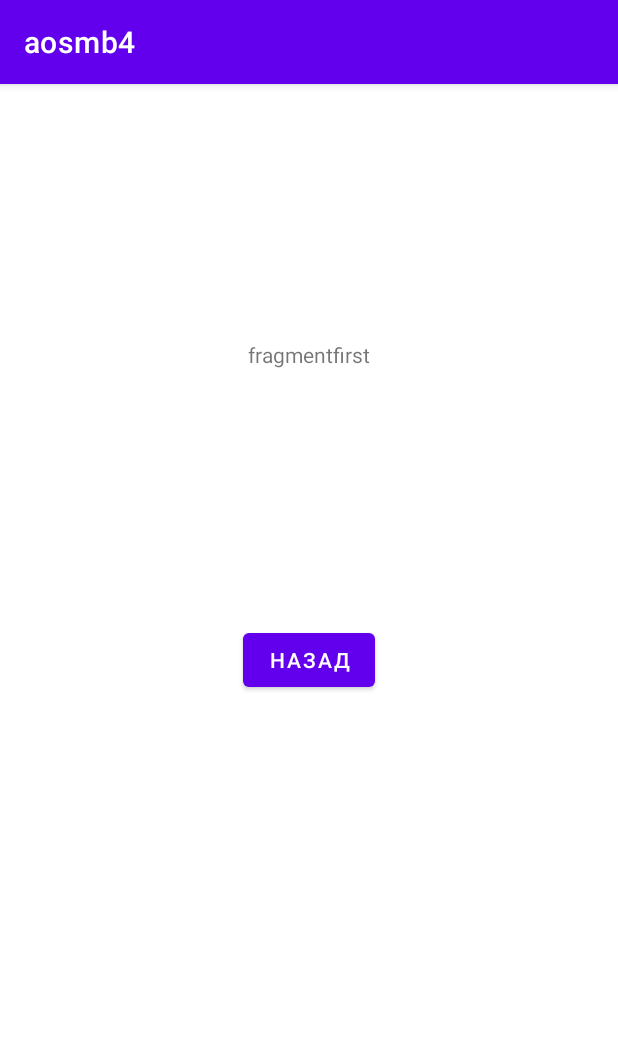
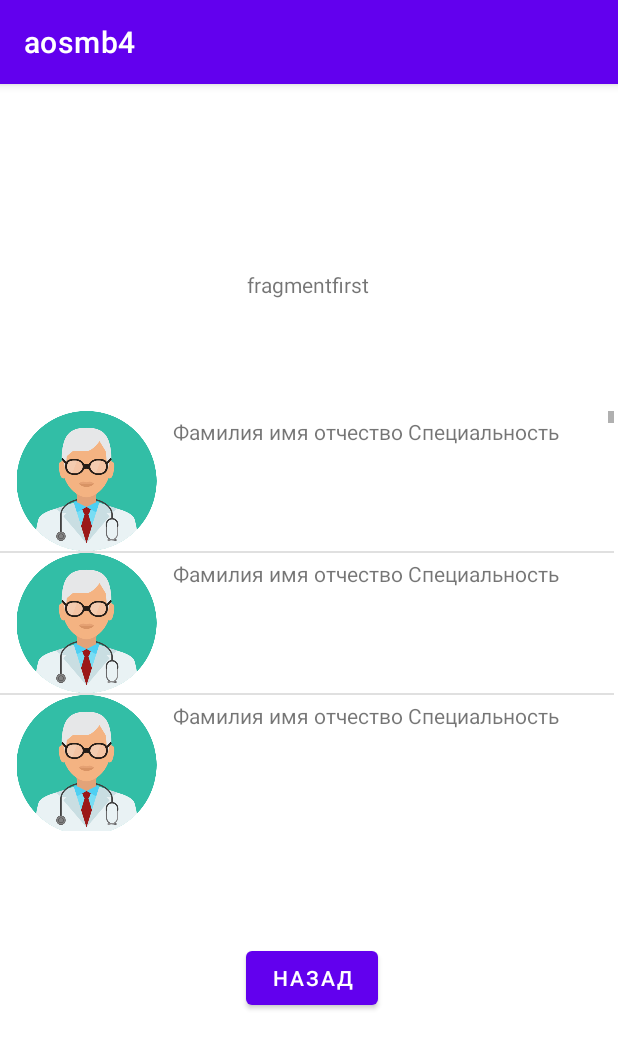
Before and after one commit to hima2217/aosmb4, an Android app: the screen it shows after launch (MainActivity), after a tap on "ПЕРЕЙТИ К FRAGMENT 1", on a phone screen of 412 x 824 dp. Shown: the top 1049 px of the screen. Run offline under Robolectric (Android 15) with nearby library versions, the phone set to English and light mode, and no system bars.

Commit message:
list view

```diff
--- a/app/src/main/java/com/example/aosmb4/FragmentFirst.java
+++ b/app/src/main/java/com/example/aosmb4/FragmentFirst.java
@@ -1,11 +1,19 @@
 package com.example.aosmb4;
 
 import android.os.Bundle;
+import android.util.Log;
 import android.view.LayoutInflater;
 import android.view.View;
 import android.view.ViewGroup;
+import android.widget.AdapterView;
+import android.widget.ListView;
+import android.widget.TextView;
+import android.widget.Toast;
 
 import androidx.fragment.app.Fragment;
+
+import java.util.ArrayList;
+import java.util.List;
 
 public class FragmentFirst extends Fragment {
     @Override
@@ -16,7 +24,30 @@ public class FragmentFirst extends Fragment {
     @Override
     public View onCreateView(LayoutInflater inflater, ViewGroup container, Bundle savedInstanceState) {
         View view = inflater.inflate(R.layout.fragmentfirst, container, false);
+        List<Doctor> itemList = new ArrayList<Doctor>();
+        ListView listView = view.findViewById(R.id.listview);
 
+        for(int i = 0; i < 200; i++) {
+            Doctor doctor = new Doctor();
+            doctor.setAvatar(R.drawable.ava);
+            doctor.setDoctorname("Фамилия имя отчество Специальность ");
+            itemList.add(doctor);
+        }
+
+        YourCustomListAdapter yourcustomlistadapter = new YourCustomListAdapter(getContext(), R.layout.elementoflist, itemList);
+
+
+        listView.setAdapter(yourcustomlistadapter);
+        listView.setOnItemClickListener(new AdapterView.OnItemClickListener() {
+            @Override
+            public void onItemClick(AdapterView<?> parent, View itemClicked, int position, long id) {
+                Toast.makeText(
+                        getContext(),
+                        ((TextView) itemClicked.findViewById(R.id.textElementsList)).getText(),
+                        Toast.LENGTH_SHORT).show();
+                Log.d("ListView", (String) ((TextView) itemClicked.findViewById(R.id.textElementsList)).getText());
+            }
+        });
         return view;
     }
 }
--- a/app/src/main/res/layout/fragmentfirst.xml
+++ b/app/src/main/res/layout/fragmentfirst.xml
@@ -9,21 +9,31 @@
         android:id="@+id/textView3"
         android:layout_width="wrap_content"
         android:layout_height="wrap_content"
+        android:layout_marginTop="124dp"
         android:text="fragmentfirst"
-        app:layout_constraintBottom_toTopOf="@+id/buttonfrfirst2main"
         app:layout_constraintEnd_toEndOf="parent"
+        app:layout_constraintHorizontal_bias="0.498"
         app:layout_constraintStart_toStartOf="parent"
         app:layout_constraintTop_toTopOf="parent" />
 
     <Button
         android:id="@+id/buttonfrfirst2main"
-        android:onClick="onClick"
         android:layout_width="wrap_content"
         android:layout_height="wrap_content"
+        android:layout_marginBottom="148dp"
+        android:onClick="onClick"
         android:text="Назад"
         app:layout_constraintBottom_toBottomOf="parent"
         app:layout_constraintEnd_toEndOf="parent"
+        app:layout_constraintHorizontal_bias="0.507"
+        app:layout_constraintStart_toStartOf="parent" />
+
+    <ListView
+        android:id="@+id/listview"
+        android:layout_width="409dp"
+        android:layout_height="280dp"
+        app:layout_constraintBottom_toTopOf="@+id/buttonfrfirst2main"
         app:layout_constraintStart_toStartOf="parent"
-        app:layout_constraintTop_toTopOf="parent" />
+        app:layout_constraintTop_toBottomOf="@+id/textView3" />
 
 </androidx.constraintlayout.widget.ConstraintLayout>
```
